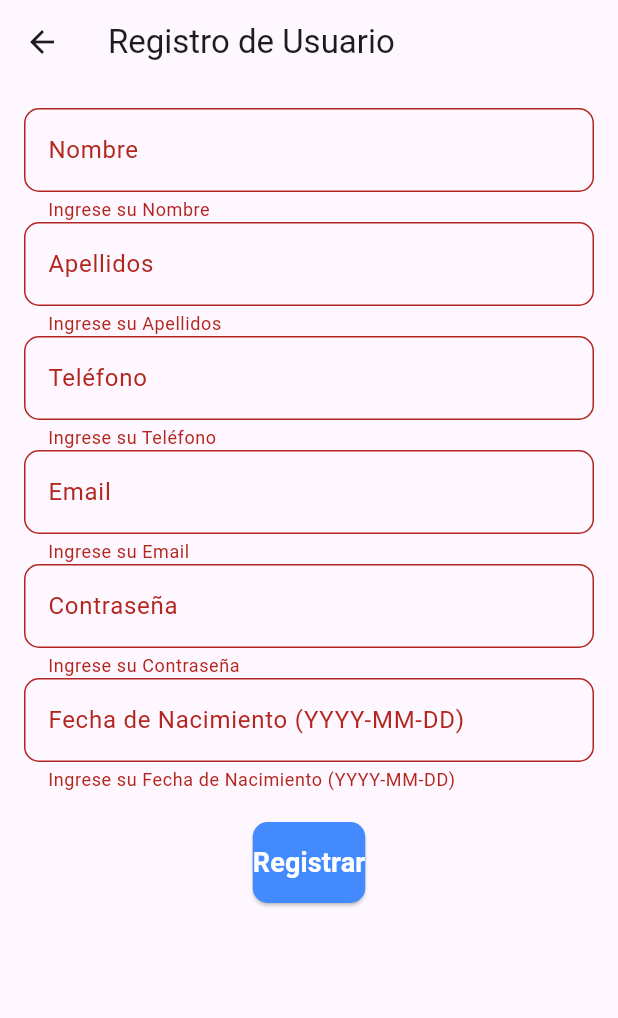
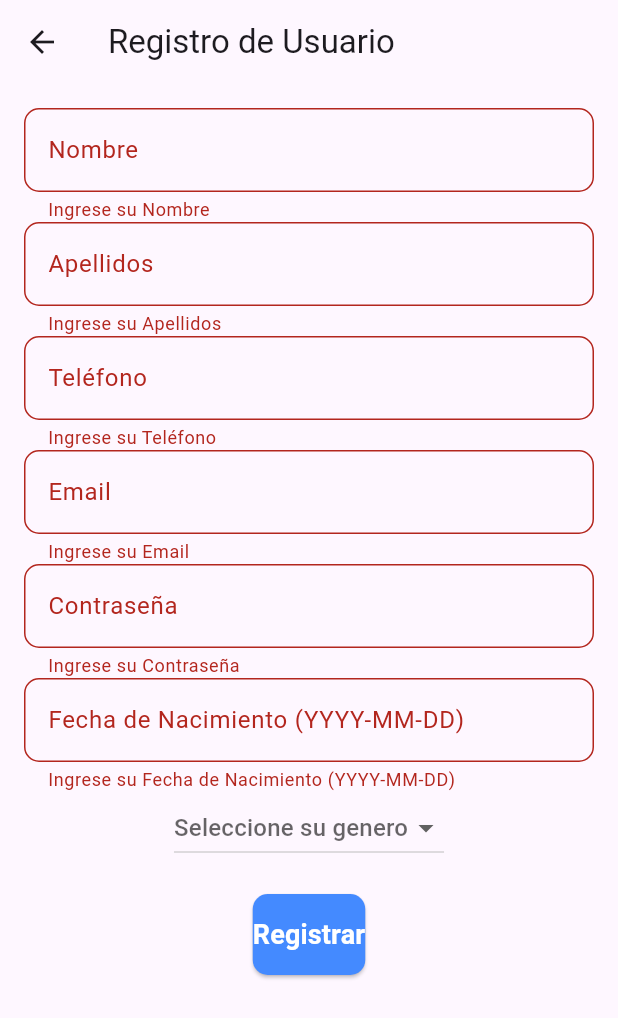
Before and after one commit to pepepecas12000/vitasphere1, a Flutter app: the Registrar screen opened directly, after a tap on "Registrar", on a phone screen of 412 x 824 dp. Shown: the top 1018 px of the screen. Run offline on Flutter 3.47's test engine with Material 3 defaults, Android fonts, the light colour scheme and no system bars; our stand-ins replace shared_preferences; missing offline and left inert: mongo_dart; accounts and stored records are empty.

Commit message:
CAMBIOS EN EL REGISTRO

```diff
--- a/lib/db/database.dart
+++ b/lib/db/database.dart
@@ -37,7 +37,7 @@ class MongoDatabase {
 
   /// **Registrar un nuevo usuario en MongoDB**
   static Future<bool> registrarUsuario(
-      String nombre, String apellidos, String telefono, String email, String password, String fecha) async {
+      String nombre, String apellidos, String telefono, String email, String password, String fecha, String sexo) async {
     try {
       print("📝 Intentando registrar usuario con email: $email");
 
@@ -57,6 +57,7 @@ class MongoDatabase {
         "apellidos": apellidos.trim(),
         "telefono": telefono.trim(),
         "email": email.trim(),
+        "sexo": sexo.trim(),
         "password": hashedPassword, // Contraseña encriptada
         "confpassword": hashedPassword, // Para validación extra si es necesario
         "fecha": fecha.trim(),
--- a/lib/widgets/registrar.dart
+++ b/lib/widgets/registrar.dart
@@ -1,6 +1,9 @@
+import 'dart:collection';
+
 import 'package:flutter/material.dart';
 import 'package:mongo_dart/mongo_dart.dart' show ObjectId;
 import '../db/database.dart';
+
 
 class Registrar extends StatefulWidget {
   const Registrar({super.key});
@@ -18,6 +21,9 @@ class _RegistrarState extends State<Registrar> {
   final TextEditingController passwordController = TextEditingController();
   final TextEditingController fechaController = TextEditingController();
   bool _isLoading = false;
+  final List<String> _genero = ['Masculino', 'Femenino', 'Otro', 'Prefiero no decirlo'];
+  String? _genSelected;
+
 
   Future<void> insertarUsuario() async {
     if (_formKey.currentState!.validate()) {
@@ -58,6 +64,7 @@ class _RegistrarState extends State<Registrar> {
           "apellidos": apellidosController.text.trim(),
           "telefono": telefonoController.text.trim(),
           "email": emailController.text.trim(),
+          "sexo": _genSelected,
           "password": hashedPassword, // Contraseña encriptada
           "confpassword": hashedPassword, // También en la confirmación si es necesario
           "fecha": fechaController.text.trim(),
@@ -109,8 +116,22 @@ class _RegistrarState extends State<Registrar> {
               _buildTextField("Email", emailController, isEmail: true),
               _buildTextField("Contraseña", passwordController, obscureText: true),
               _buildTextField("Fecha de Nacimiento (YYYY-MM-DD)", fechaController),
+              DropdownButton<String>(
+                hint: Text("Seleccione su genero"),
+                value: _genSelected,
+                items: _genero.map((opcion) {
+                  return DropdownMenuItem<String>(
+                    value: opcion,
+                    child: Text(opcion),
+                  );
+                }).toList(),
+                onChanged: (String? newOpt){
+                  setState(() {
+                    _genSelected = newOpt;
+                  });
+                }
+              ),
               const SizedBox(height: 20),
-
               ElevatedButton(
                 onPressed: _isLoading ? null : insertarUsuario,
                 style: ElevatedButton.styleFrom(
```
